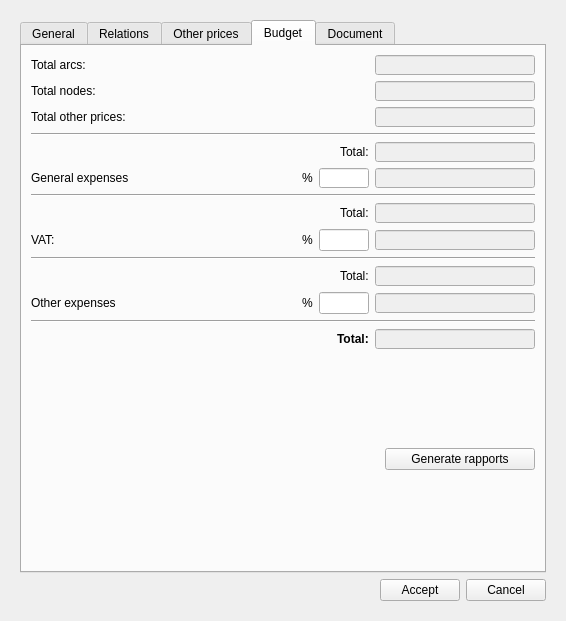
First picture: the form in ui/plan_psector.ui, repository Giswater/giswater_qgis_plugin, before the edit.
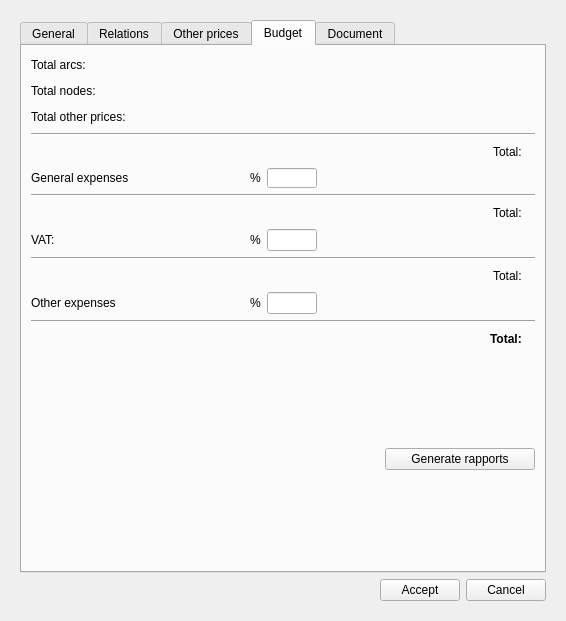
Second picture: the form after the edit. The open tabs and pages were chosen to show the change. Icons and pictures are not drawn.

Commit message: change llineedits by labels into budget tab

Diff of the .ui file:
```diff
--- a/ui/plan_psector.ui
+++ b/ui/plan_psector.ui
@@ -1121,28 +1121,10 @@
               </property>
              </spacer>
             </item>
-            <item alignment="Qt::AlignRight">
-             <widget class="QLineEdit" name="total_arc">
-              <property name="enabled">
-               <bool>false</bool>
-              </property>
-              <property name="sizePolicy">
-               <sizepolicy hsizetype="Fixed" vsizetype="Preferred">
-                <horstretch>0</horstretch>
-                <verstretch>0</verstretch>
-               </sizepolicy>
-              </property>
-              <property name="minimumSize">
-               <size>
-                <width>160</width>
-                <height>20</height>
-               </size>
-              </property>
-              <property name="maximumSize">
-               <size>
-                <width>160</width>
-                <height>20</height>
-               </size>
+            <item>
+             <widget class="QLabel" name="total_arc">
+              <property name="text">
+               <string/>
               </property>
              </widget>
             </item>
@@ -1176,28 +1158,10 @@
               </property>
              </spacer>
             </item>
-            <item alignment="Qt::AlignRight">
-             <widget class="QLineEdit" name="total_node">
-              <property name="enabled">
-               <bool>false</bool>
-              </property>
-              <property name="sizePolicy">
-               <sizepolicy hsizetype="Expanding" vsizetype="Maximum">
-                <horstretch>0</horstretch>
-                <verstretch>0</verstretch>
-               </sizepolicy>
-              </property>
-              <property name="minimumSize">
-               <size>
-                <width>160</width>
-                <height>20</height>
-               </size>
-              </property>
-              <property name="maximumSize">
-               <size>
-                <width>160</width>
-                <height>20</height>
-               </size>
+            <item>
+             <widget class="QLabel" name="total_node">
+              <property name="text">
+               <string/>
               </property>
              </widget>
             </item>
@@ -1231,22 +1195,10 @@
               </property>
              </spacer>
             </item>
-            <item alignment="Qt::AlignRight">
-             <widget class="QLineEdit" name="total_other">
-              <property name="enabled">
-               <bool>false</bool>
-              </property>
-              <property name="minimumSize">
-               <size>
-                <width>160</width>
-                <height>0</height>
-               </size>
-              </property>
-              <property name="maximumSize">
-               <size>
-                <width>160</width>
-                <height>20</height>
-               </size>
+            <item>
+             <widget class="QLabel" name="total_otherl">
+              <property name="text">
+               <string/>
               </property>
              </widget>
             </item>
@@ -1287,22 +1239,10 @@
               </property>
              </widget>
             </item>
-            <item alignment="Qt::AlignRight">
-             <widget class="QLineEdit" name="pem">
-              <property name="enabled">
-               <bool>false</bool>
-              </property>
-              <property name="minimumSize">
-               <size>
-                <width>160</width>
-                <height>0</height>
-               </size>
-              </property>
-              <property name="maximumSize">
-               <size>
-                <width>160</width>
-                <height>20</height>
-               </size>
+            <item>
+             <widget class="QLabel" name="pem">
+              <property name="text">
+               <string/>
               </property>
              </widget>
             </item>
@@ -1347,27 +1287,12 @@
              </widget>
             </item>
             <item>
-             <widget class="QLineEdit" name="pec_pem">
-              <property name="enabled">
-               <bool>false</bool>
+             <widget class="QLabel" name="pec_pem">
+              <property name="text">
+               <string/>
               </property>
-              <property name="sizePolicy">
-               <sizepolicy hsizetype="Fixed" vsizetype="Fixed">
-                <horstretch>0</horstretch>
-                <verstretch>0</verstretch>
-               </sizepolicy>
-              </property>
-              <property name="minimumSize">
-               <size>
-                <width>160</width>
-                <height>0</height>
-               </size>
-              </property>
-              <property name="maximumSize">
-               <size>
-                <width>160</width>
-                <height>20</height>
-               </size>
+              <property name="alignment">
+               <set>Qt::AlignRight|Qt::AlignTrailing|Qt::AlignVCenter</set>
               </property>
              </widget>
             </item>
@@ -1402,22 +1327,10 @@
               </property>
              </widget>
             </item>
-            <item alignment="Qt::AlignRight">
-             <widget class="QLineEdit" name="pec">
-              <property name="enabled">
-               <bool>false</bool>
-              </property>
-              <property name="minimumSize">
-               <size>
-                <width>160</width>
-                <height>0</height>
-               </size>
-              </property>
-              <property name="maximumSize">
-               <size>
-                <width>160</width>
-                <height>20</height>
-               </size>
+            <item>
+             <widget class="QLabel" name="pec">
+              <property name="text">
+               <string/>
               </property>
              </widget>
             </item>
@@ -1462,27 +1375,12 @@
              </widget>
             </item>
             <item>
-             <widget class="QLineEdit" name="pecvat_pem">
-              <property name="enabled">
-               <bool>false</bool>
+             <widget class="QLabel" name="pecvat_pem">
+              <property name="text">
+               <string/>
               </property>
-              <property name="sizePolicy">
-               <sizepolicy hsizetype="Fixed" vsizetype="Fixed">
-                <horstretch>0</horstretch>
-                <verstretch>0</verstretch>
-               </sizepolicy>
-              </property>
-              <property name="minimumSize">
-               <size>
-                <width>160</width>
-                <height>0</height>
-               </size>
-              </property>
-              <property name="maximumSize">
-               <size>
-                <width>160</width>
-                <height>20</height>
-               </size>
+              <property name="alignment">
+               <set>Qt::AlignRight|Qt::AlignTrailing|Qt::AlignVCenter</set>
               </property>
              </widget>
             </item>
@@ -1518,27 +1416,9 @@
              </widget>
             </item>
             <item>
-             <widget class="QLineEdit" name="pec_vat">
-              <property name="enabled">
-               <bool>false</bool>
-              </property>
-              <property name="sizePolicy">
-               <sizepolicy hsizetype="Fixed" vsizetype="Fixed">
-                <horstretch>0</horstretch>
-                <verstretch>0</verstretch>
-               </sizepolicy>
-              </property>
-              <property name="minimumSize">
-               <size>
-                <width>160</width>
-                <height>0</height>
-               </size>
-              </property>
-              <property name="maximumSize">
-               <size>
-                <width>160</width>
-                <height>20</height>
-               </size>
+             <widget class="QLabel" name="pec_vat">
+              <property name="text">
+               <string/>
               </property>
              </widget>
             </item>
@@ -1583,27 +1463,12 @@
              </widget>
             </item>
             <item>
-             <widget class="QLineEdit" name="pca_pecvat">
-              <property name="enabled">
-               <bool>false</bool>
+             <widget class="QLabel" name="pca_pecvat">
+              <property name="text">
+               <string/>
               </property>
-              <property name="sizePolicy">
-               <sizepolicy hsizetype="Fixed" vsizetype="Fixed">
-                <horstretch>0</horstretch>
-                <verstretch>0</verstretch>
-               </sizepolicy>
-              </property>
-              <property name="minimumSize">
-               <size>
-                <width>160</width>
-                <height>0</height>
-               </size>
-              </property>
-              <property name="maximumSize">
-               <size>
-                <width>160</width>
-                <height>20</height>
-               </size>
+              <property name="alignment">
+               <set>Qt::AlignRight|Qt::AlignTrailing|Qt::AlignVCenter</set>
               </property>
              </widget>
             </item>
@@ -1645,15 +1510,9 @@
              </widget>
             </item>
             <item>
-             <widget class="QLineEdit" name="pca">
-              <property name="enabled">
-               <bool>false</bool>
-              </property>
-              <property name="maximumSize">
-               <size>
-                <width>160</width>
-                <height>20</height>
-               </size>
+             <widget class="QLabel" name="pca">
+              <property name="text">
+               <string/>
               </property>
              </widget>
             </item>
```
Left out of the diff: 10 changed lines with no effect on the pictures. The commit also changes 1 other file.
